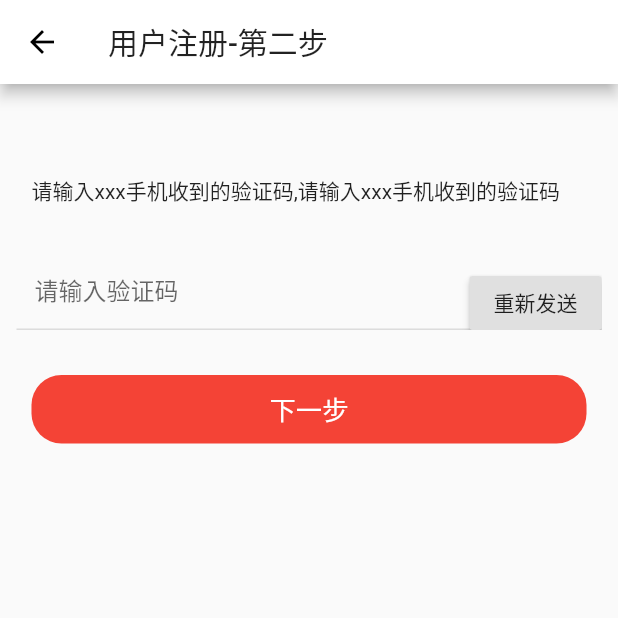
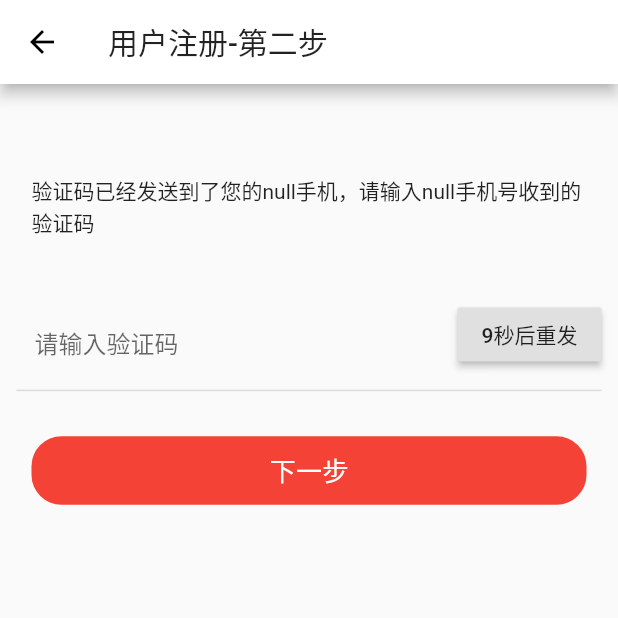
Before and after one commit to karson711/flutter_jdshop, a Flutter app: the RegisterSecondPage screen opened directly, on a phone screen of 412 x 824 dp, the top half of it. Run offline on Flutter 3.47's test engine with Material 2 defaults, Android fonts, the phone set to English and light mode, and no system bars; our stand-ins replace dio, event_bus, flutter_screenutil, flutter_swiper, fluttertoast and 1 more; missing offline and left inert: dart:ffi, flutter_inappwebview; accounts and stored records are empty; network calls fail; statements that could not run were skipped.

Commit message:
完成注册流程和存储用户信息在个人中心页显示

```diff
--- a/lib/login/RegisterSecond.dart
+++ b/lib/login/RegisterSecond.dart
@@ -2,16 +2,81 @@ import 'package:flutter/material.dart';
 import '../widget/JdText.dart';
 import '../widget/JDBottimBtn.dart';
 import '../services/ScreenAdapter.dart';
+import 'package:dio/dio.dart';
+import '../services/JKToast.dart';
+import '../config/Config.dart';
+import 'dart:async'; //Timer定时器需要引入
 
 class RegisterSecondPage extends StatefulWidget {
-  RegisterSecondPage({Key key}) : super(key: key);
+  Map arguments;
+  RegisterSecondPage({Key key, this.arguments}) : super(key: key);
 
   _RegisterSecondPageState createState() => _RegisterSecondPageState();
 }
 
 class _RegisterSecondPageState extends State<RegisterSecondPage> {
+  String tel;
+  bool sendCodeBtn = false;
+  int seconds = 10;
+  String code;
+
+  @override
+  void initState() {
+    // TODO: implement initState
+    super.initState();
+    this.tel = widget.arguments['tel'];
+    this._showTimer();
+  }
+
+  //倒计时
+  _showTimer() {
+    Timer t;
+    t = Timer.periodic(Duration(milliseconds: 1000), (timer) {
+      setState(() {
+        this.seconds--;
+      });
+      if (this.seconds == 0) {
+        t.cancel(); //清除定时器
+        setState(() {
+          this.sendCodeBtn = true;
+        });
+      }
+    });
+  }
+
+  //重新发送验证码
+  sendCode() async {
+    setState(() {
+      this.sendCodeBtn = false;
+      this.seconds = 10;
+      this._showTimer();
+    });
+    var api = '${Config.domain}api/sendCode';
+    var response = await Dio().post(api, data: {"tel": this.tel});
+    if (response.data["success"]) {
+      print(response); //演示期间服务器直接返回  给手机发送的验证码
+    }
+  }
+
+  //验证验证码
+  validateCode() async {
+    var api = '${Config.domain}api/validateCode';
+    var response =
+        await Dio().post(api, data: {"tel": this.tel, "code": this.code});
+    if (response.data["success"]) {
+      Navigator.pushNamed(context, '/registerThird',arguments: {
+        "tel":this.tel,
+        "code":this.code
+      });
+    } else {
+      JKToast.sendMsg('${response.data["message"]}');
+    }
+  }
+
   @override
   Widget build(BuildContext context) {
+    ScreenAdapter.init(context);
+
     return Scaffold(
       appBar: AppBar(
         title: Text("用户注册-第二步"),
@@ -23,22 +88,31 @@ class _RegisterSecondPageState extends State<RegisterSecondPage> {
             SizedBox(height: 50),
             Container(
               padding: EdgeInsets.only(left: 10),
-              child: Text("请输入xxx手机收到的验证码,请输入xxx手机收到的验证码"),
+              child: Text("验证码已经发送到了您的${this.tel}手机，请输入${this.tel}手机号收到的验证码"),
             ),
             SizedBox(height: 40),
             Stack(
               children: <Widget>[
-                JdText(
+                Container(
+                  height: ScreenAdapter.height(100),
+                  child: JdText(
                     text: "请输入验证码",
                     onChanged: (value) {
                       print(value);
+                      this.code = value;
                     },
+                  ),
                 ),
                 Positioned(
                   right: 0,
                   top: 0,
-                  child: RaisedButton(
+                  child: this.sendCodeBtn
+                      ? RaisedButton(
                           child: Text('重新发送'),
+                          onPressed: this.sendCode,
+                        )
+                      : RaisedButton(
+                          child: Text('${this.seconds}秒后重发'),
                           onPressed: () {},
                         ),
                 )
@@ -49,9 +123,7 @@ class _RegisterSecondPageState extends State<RegisterSecondPage> {
               text: '下一步',
               color: Colors.red,
               height: 74,
-              callBack: () {
-                Navigator.pushNamed(context, '/registerThird');
-              },
+              callBack: this.validateCode,
             )
           ],
         ),
--- a/lib/routers/router.dart
+++ b/lib/routers/router.dart
@@ -14,8 +14,8 @@ final routes = {
   '/': (context) => Tabs(),
   '/login': (context) => LoginPage(),
   '/registerFirst': (context) => RegisterFirstPage(),
-  '/registerSecond': (context) => RegisterSecondPage(),
-  '/registerThird': (context) => RegisterThirdPage(),
+  '/registerSecond': (context,{arguments}) => RegisterSecondPage(arguments:arguments),
+  '/registerThird': (context,{arguments}) => RegisterThirdPage(arguments:arguments),
   '/productList': (context,{arguments}) => ProductListPage(arguments:arguments),
   '/search': (context) => SearchPage(),
   '/productDetail': (context,{arguments}) => ProductDetailPage(arguments:arguments),
```
Also changed, not shown: lib/login/RegisterFirst.dart (+25 -3 lines), lib/login/RegisterThird.dart (+54 -6 lines), lib/pages/tabs/User.dart (+48 -19 lines), lib/services/UserServices.dart (added, +25 -0 lines), 9 other files. Lines whose indentation alone changed are shown as unchanged.
